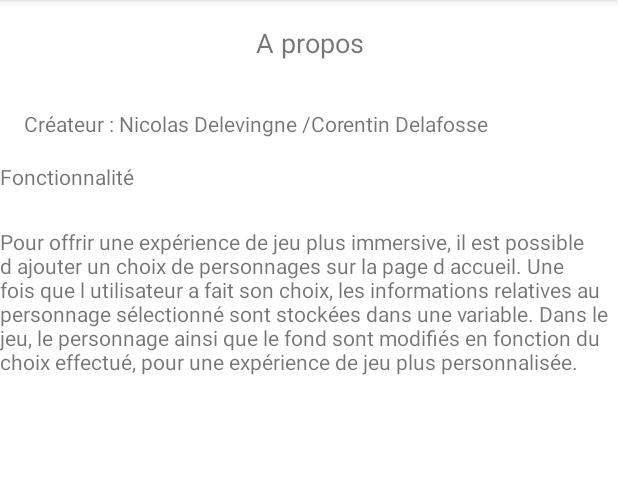
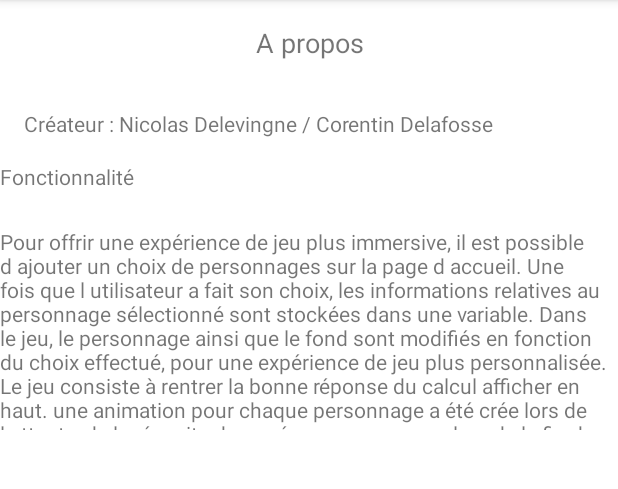
Before and after one commit to CorentinDelafosse/MentalGame, an Android app: the AproposActivity screen opened directly, with no data from a screen before it, on a phone screen of 412 x 824 dp, the part 84-573 px from its top. Run offline under Robolectric (Android 15) with nearby library versions, the phone set to English and light mode, and no system bars.

Commit message:
A propos

```diff
--- a/app/src/main/res/layout/activity_apropos.xml
+++ b/app/src/main/res/layout/activity_apropos.xml
@@ -32,7 +32,7 @@
             android:id="@+id/textView2"
             android:layout_width="match_parent"
             android:layout_height="43dp"
-            android:text="Fonctionnalité " />
+            android:text="@string/fonction" />
 
         <TextView
             android:id="@+id/textView"
--- a/app/src/main/res/values/strings.xml
+++ b/app/src/main/res/values/strings.xml
@@ -19,8 +19,8 @@
     <string name="button_valider">Valider</string>
     <string name="label_meilleurScore" translatable="false">Meilleurs scores</string>
     <string name="about_title" translatable="false">A propos</string>
-    <string name="creator" translatable="false">Créateur : Nicolas Delevingne /Corentin Delafosse</string>
-    <string name="surplus" translatable="false">Pour offrir une expérience de jeu plus immersive, il est possible d ajouter un choix de personnages sur la page d accueil. Une fois que l utilisateur a fait son choix, les informations relatives au personnage sélectionné sont stockées dans une variable. Dans le jeu, le personnage ainsi que le fond sont modifiés en fonction du choix effectué, pour une expérience de jeu plus personnalisée.</string>
+    <string name="creator">Créateur : Nicolas Delevingne / Corentin Delafosse</string>
+    <string name="surplus">Pour offrir une expérience de jeu plus immersive, il est possible d ajouter un choix de personnages sur la page d accueil. Une fois que l utilisateur a fait son choix, les informations relatives au personnage sélectionné sont stockées dans une variable. Dans le jeu, le personnage ainsi que le fond sont modifiés en fonction du choix effectué, pour une expérience de jeu plus personnalisée. Le jeu consiste à rentrer la bonne réponse du calcul afficher en haut. une animation pour chaque personnage a été crée lors de l attente, de la réussite d une réponse, ou encore lors de la fin du timer. Le timer revient à 30 sec à chaque bonne réponse et s arrête à 0. Il y a la possibilité de regarder le meilleur score enregistré dans l appareil.</string>
     <string name="errors" translatable="false">ERROR</string>
     <string name="aucun_score">AUCUN SCORE</string>
     <string name="best_score">MEILLEUR SCORE</string>
```
Also changed, not shown: 1 other file.
